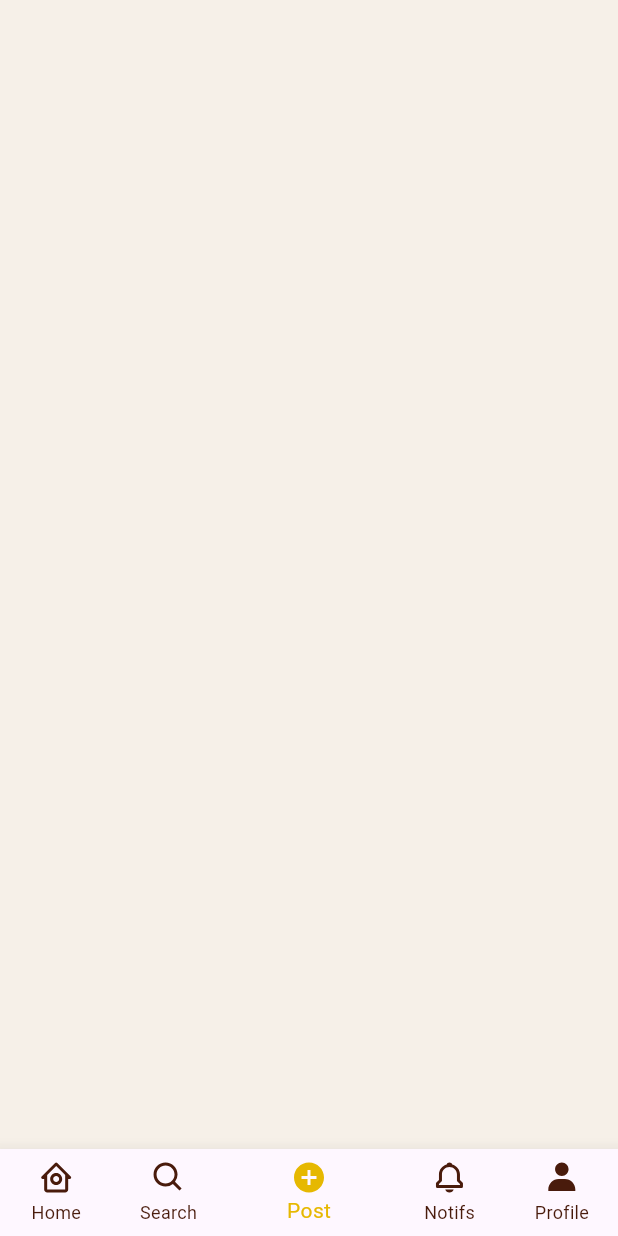
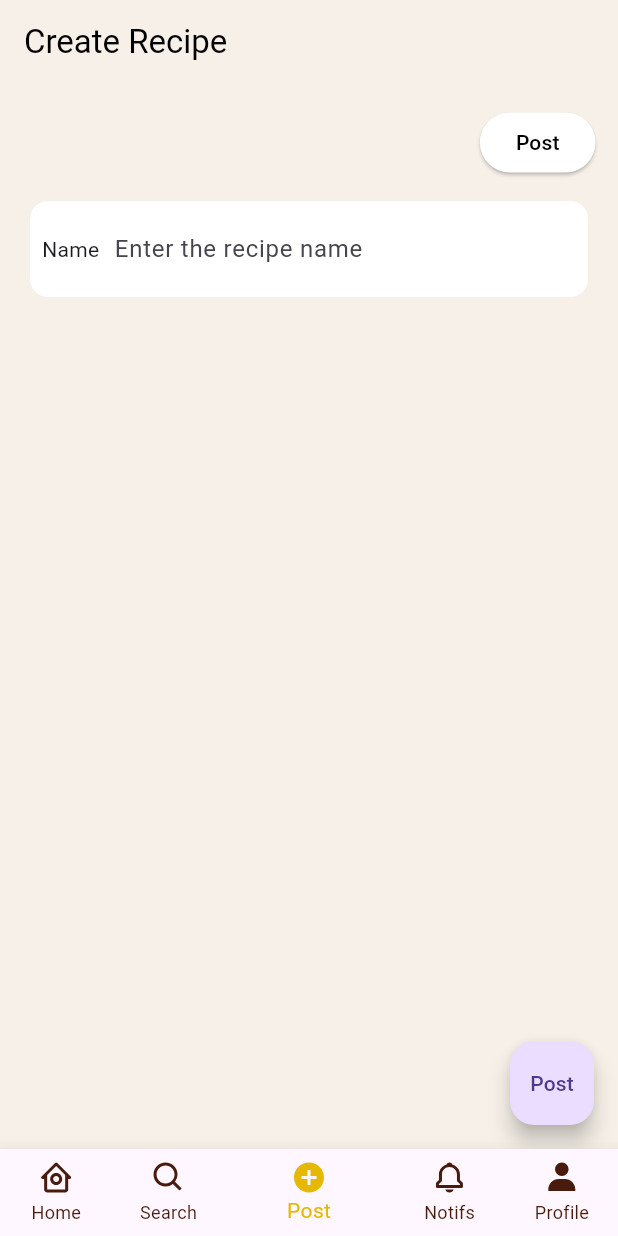
Before and after one commit to GoncaloGingeira/Feast, a Flutter app: the screen it shows after launch, item 3 of the bottom bar chosen, on a phone screen of 412 x 824 dp. Run offline on Flutter 3.47's test engine with Material 2 defaults, Android fonts, the phone set to English and light mode, and no system bars; our stand-ins replace flutter_boxicons; Roboto replaces fonts that are missing (CustomFont1).

Commit message:
Added post buttons and name input

```diff
--- a/lib/postpage.dart
+++ b/lib/postpage.dart
@@ -10,6 +10,53 @@ class PostPage extends StatefulWidget {
 class _PostPageState extends State<PostPage> {
   @override
   Widget build(BuildContext context) {
-    return Scaffold();
+    return Scaffold(
+      appBar: AppBar(
+          title: const Text('Create Recipe',
+              style: TextStyle(color: Colors.black))),
+      body: Column(
+        mainAxisAlignment: MainAxisAlignment.start,
+        children: [
+          Padding(
+            padding: const EdgeInsets.all(15.0),
+            child: Row(
+              mainAxisAlignment: MainAxisAlignment.end,
+              children: [
+                ElevatedButton(
+                  onPressed: () {},
+                  style: ElevatedButton.styleFrom(
+                    primary: Color.fromARGB(255, 255, 255, 255),
+                    onPrimary: Colors.black,
+                  ),
+                  child: const Text('Post'),
+                ),
+              ],
+            ),
+          ),
+          Container(
+              margin: const EdgeInsets.symmetric(horizontal: 20),
+              padding: const EdgeInsets.all(8),
+              decoration: BoxDecoration(
+                  color: Colors.white, borderRadius: BorderRadius.circular(12)),
+              child: Row(
+                children: [
+                  const Text('Name'),
+                  const SizedBox(width: 10),
+                  Expanded(
+                      child: TextFormField(
+                    decoration: const InputDecoration(
+                      hintText: 'Enter the recipe name',
+                      border: InputBorder.none,
+                    ),
+                  ))
+                ],
+              ))
+        ],
+      ),
+      floatingActionButton: FloatingActionButton(
+        onPressed: () {},
+        child: const Text('Post'),
+      ),
+    );
   }
 }
```
